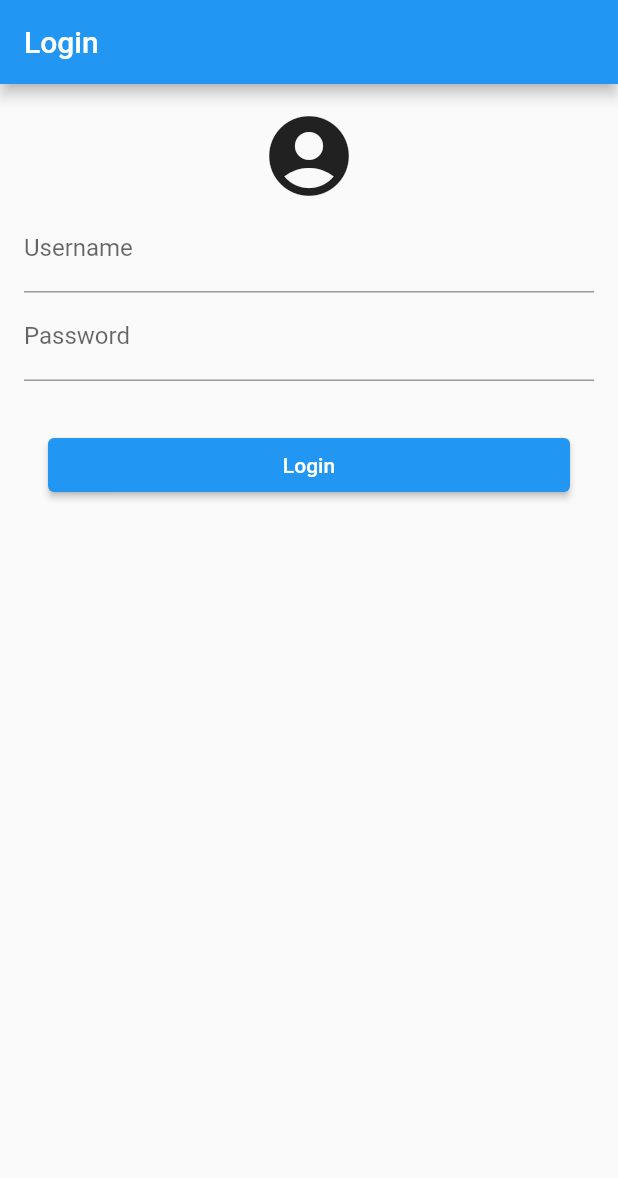
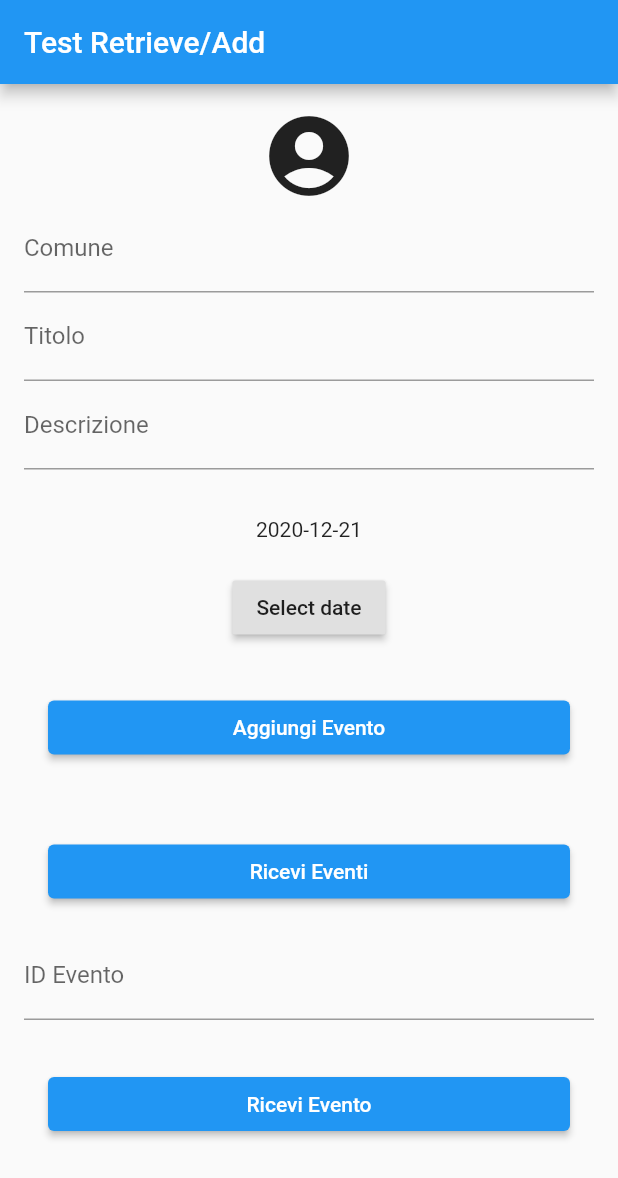
Before and after one commit to qwertyuiop9/civic_points, a Flutter app: the screen it shows after launch, on a phone screen of 412 x 824 dp. Shown: the top 1178 px of the screen. Run offline on Flutter 3.47's test engine with Material 2 defaults, Android fonts, the phone set to English and light mode, and no system bars.

Commit message:
Aggiunto test.dart per inserire e ricevere eventi

```diff
--- a/lib/main.dart
+++ b/lib/main.dart
@@ -1,6 +1,7 @@
 import 'package:flutter/material.dart';
 
-import 'login.dart';
+//import 'login.dart';
+import 'test.dart';
 
 void main() {
   runApp(MyApp());
@@ -24,7 +25,7 @@ class MyApp extends StatelessWidget {
         // is not restarted.
         primarySwatch: Colors.blue,
       ),
-      home: LoginPage(),
+      home: Test(),
     );
   }
 }
--- /dev/null
+++ b/lib/test.dart
@@ -0,0 +1,222 @@
+import 'dart:convert';
+
+import 'package:flutter/material.dart';
+import 'package:http/http.dart' as http;
+
+class Test extends StatefulWidget {
+  @override
+  _TestState createState() => _TestState();
+}
+
+  getEvents() async {
+  var request = http.Request('GET', Uri.parse('https://ingsw2020server.herokuapp.com/events/eventList'));
+  http.StreamedResponse response = await request.send();
+
+  if (response.statusCode == 200) {
+    print(await response.stream.bytesToString());
+  }
+  else {
+    print(response.reasonPhrase);
+  }
+}
+
+  getEvent(String eventID) async{
+    String requestHTTP = 'https://ingsw2020server.herokuapp.com/events/' + eventID;
+    var request = http.Request('GET', Uri.parse(requestHTTP));
+    http.StreamedResponse response = await request.send();
+
+    if (response.statusCode == 200) {
+      print(await response.stream.bytesToString());
+    }
+    else {
+      print(response.reasonPhrase);
+    }
+  }
+
+class _TestState extends State<Test>{
+  final inputComune = TextEditingController();
+  final inputEvento = TextEditingController();
+  final inputDescrizione = TextEditingController();
+  final inputData = TextEditingController();
+  DateTime selectedDate = DateTime.now();
+  final inputEventID = TextEditingController();
+
+  Future<Null> _selectDate(BuildContext context) async {
+    final DateTime picked = await showDatePicker(
+        context: context,
+        initialDate: selectedDate,
+        firstDate: DateTime(2015),
+        lastDate: DateTime(2101));
+    if (picked != null && picked != selectedDate)
+      setState(() {
+        selectedDate = picked;
+      });
+  }
+
+
+  @override
+  Widget build(BuildContext context) {
+    return MaterialApp(
+      title: 'Welcome to Flutter',
+      home: Scaffold(
+        appBar: AppBar(
+          title: Text('Test Retrieve/Add'),
+        ),
+        body: SingleChildScrollView(
+          child: Center(
+            child: Padding(
+              padding: const EdgeInsets.all(16.0),
+              child: Container(
+                  child: Column(
+                    children: <Widget>[
+                      Icon(
+                        Icons.account_circle,
+                        size: 64,
+                      ),
+                      TextField(
+                        decoration: InputDecoration(labelText: "Comune"),
+                        controller: inputComune,
+                      ),
+                      TextField(
+                        decoration: InputDecoration(labelText: "Titolo"),
+                        controller: inputEvento,
+                      ),
+                      TextField(
+                        decoration: InputDecoration(labelText: "Descrizione"),
+                        controller: inputDescrizione,
+                      ),
+                      Padding(
+                        padding: const EdgeInsets.fromLTRB(0, 32, 0, 0),
+                        child: Text("${selectedDate.toLocal()}".split(' ')[0]),
+                      ),
+                      SizedBox(height: 20.0,),
+                      RaisedButton(
+                        onPressed: () => _selectDate(context),
+                        child: Text('Select date'),
+                      ),
+                      Padding(
+                        padding: const EdgeInsets.fromLTRB(16, 32, 16, 16),
+                        child: SizedBox(
+                          width: double.infinity,
+                          child: ElevatedButton(
+                            onPressed: () {
+                              showDialog(
+                                  context: context,
+                                  builder: (_) {
+                                    return AlertDialog(
+                                      title: Text('Aggiungere Evento?'),
+                                      actions: [
+                                        FlatButton(
+                                          onPressed: () => Navigator.pop(context, false), // passing false
+                                          child: Text('No'),
+                                        ),
+                                        FlatButton(
+                                          onPressed: () => Navigator.pop(context, true), // passing true
+                                          child: Text('Si'),
+                                        ),
+                                      ],
+                                    );
+                                  }).then((exit) {
+                                if (exit == null) return;
+
+                                if (exit) {
+                                  // user pressed Yes button
+                                  addEvent(
+                                      inputComune.text,
+                                      inputEvento.text,
+                                      inputDescrizione.text,
+                                      selectedDate.toLocal().toString().split(' ')[0]
+                                  );
+                                  print(selectedDate.toLocal().toString().split(' ')[0]);
+                                } else {
+                                  // user pressed No button
+                                }
+                              });
+                            },
+                            child: Text('Aggiungi Evento'),
+                          ),
+                        ),
+                      ),
+                      Padding(
+                        padding: const EdgeInsets.fromLTRB(16, 32, 16, 16),
+                        child: SizedBox(
+                          width: double.infinity,
+                          child: ElevatedButton(
+                            onPressed: () {
+                              getEvents();
+                              print(selectedDate.toLocal().toString());
+                            },
+                            child: Text('Ricevi Eventi'),
+                          ),
+                        ),
+                      ),
+                      TextField(
+                        decoration: InputDecoration(labelText: "ID Evento"),
+                        controller: inputEventID,
+                      ),
+                      Padding(
+                        padding: const EdgeInsets.fromLTRB(16, 32, 16, 16),
+                        child: SizedBox(
+                          width: double.infinity,
+                          child: ElevatedButton(
+                            onPressed: () {
+                              getEvent(inputEventID.text);
+                            },
+                            child: Text('Ricevi Evento'),
+                          ),
+                        ),
+                      )
+                    ],
+                  )),
+            ),
+          ),
+        ),
+      ),
+    );
+  }
+
+  addEvent(String comune, String titolo, String descrizione, String data) async {
+    print('Comune:' + comune);
+    print('Titolo:' + titolo);
+    print('Descrizione:' + descrizione);
+    print('Data:' + data);
+
+    Map dati = {
+      'comune': comune,
+      'titoloEvento': titolo,
+      'descrizione': descrizione,
+      'data': data
+    };
+
+    String body = json.encode(dati);
+    print(body.toString());
+
+    //TODO NON E' POSSIBILE USARE JSON ENCODE, DA GUARDARE. PUO' FARE PROBLEMI
+    var headers = {
+      'Content-Type': 'application/json'
+    };
+    var request = http.Request('POST',
+        Uri.parse('https://ingsw2020server.herokuapp.com/events/'));
+    String requestString =
+        '{\r\n    "comune": ' + '"' + comune + '"' + ',' +
+            '\r\n    "titoloEvento": ' + '"' + titolo + '"' + ',' +
+            '\r\n    "descrizione": ' + '"' + descrizione + '"' + ',' +
+            '\r\n    "data": ' + '"' + data + '"' + '\r\n}';
+    request.body = requestString;
+
+    //Non funziona json.encode con il database
+    //request.body= body;
+    request.headers.addAll(headers);
+
+    http.StreamedResponse response = await request.send();
+
+    if (response.statusCode == 201) {
+      print(await response.stream.bytesToString());
+      print('OK');
+    }
+    else {
+      print(response.reasonPhrase);
+      print('Errore');
+    }
+  }
+}
--- a/pubspec.yaml
+++ b/pubspec.yaml
@@ -26,6 +26,7 @@ dependencies:
 
   # The following adds the Cupertino Icons font to your application.
   # Use with the CupertinoIcons class for iOS style icons.
+  http: ^0.12.2
   cupertino_icons: ^1.0.1
   intl: 0.15.7
 
```
Also changed, not shown: pubspec.lock.
